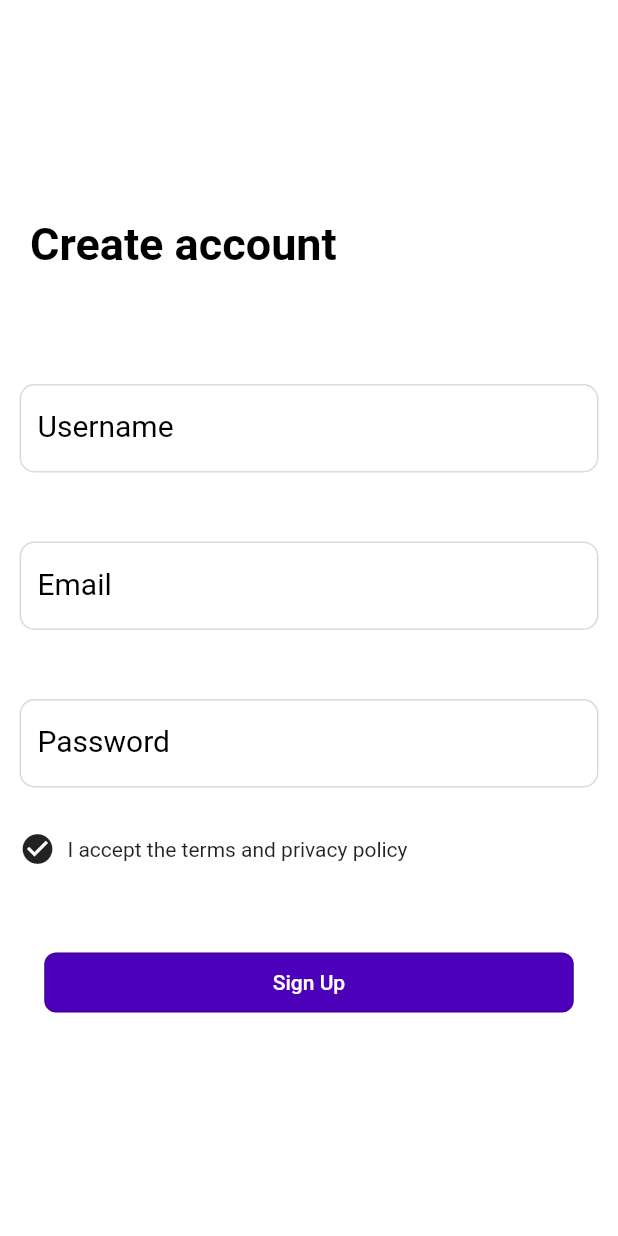
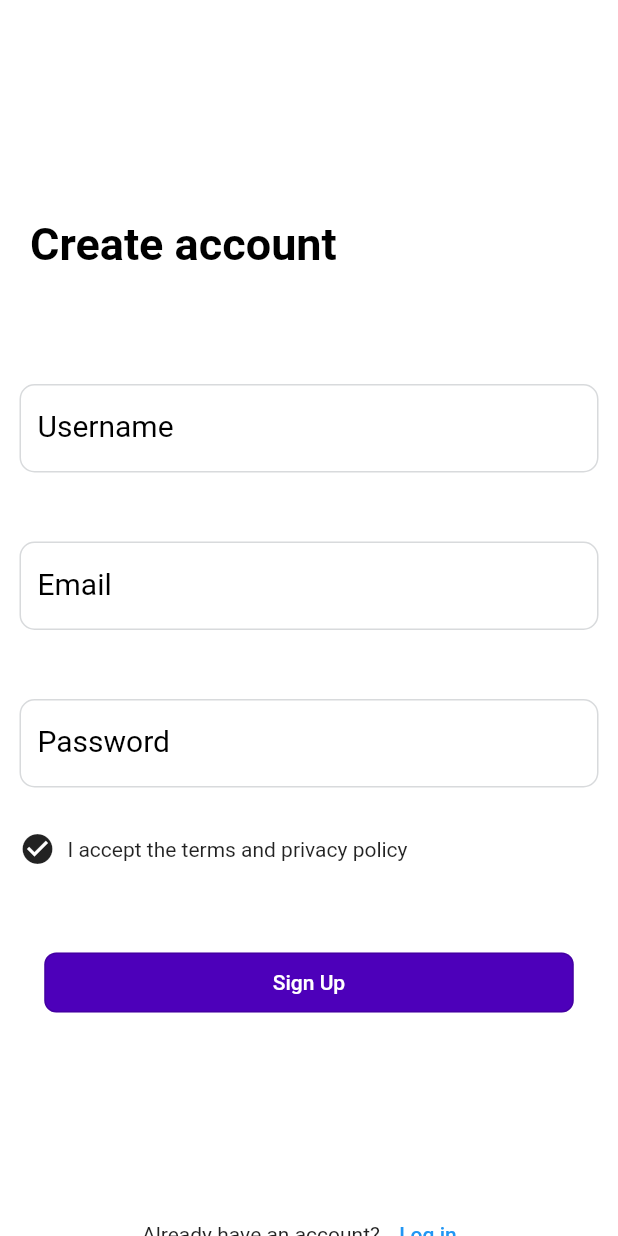
Before and after one commit to ChuXiaoYi/Anie, a Flutter app: the screen it shows after launch, after a tap on "Sign Up", on a phone screen of 412 x 824 dp. Run offline on Flutter 3.47's test engine with Material 2 defaults, Android fonts, the phone set to English and light mode, and no system bars; Roboto replaces fonts that are missing (Poppins).

```diff
--- a/anie/lib/main.dart
+++ b/anie/lib/main.dart
@@ -1,3 +1,4 @@
+import 'package:anie/pages/login.dart';
 import 'package:anie/pages/sign_up.dart';
 import 'package:flutter/material.dart';
 
@@ -29,7 +30,8 @@ class MyApp extends StatelessWidget {
       ),
       routes: {
         '/': (context) => const StartScreen(),
-        'sign_up': (context) => const SignUpPage()
+        'sign_up': (context) => const SignUpPage(),
+        'login': (context) => const LoginPage(),
       },
     );
   }
--- a/anie/lib/pages/sign_up.dart
+++ b/anie/lib/pages/sign_up.dart
@@ -164,12 +164,26 @@ class _SignUpPageState extends State<SignUpPage> {
                         ),
                         onPressed: () {
                           // Navigator.pushNamed(context, "sign_up");
-                          print("go to /")
+                          print("go to /");
                         },
                       ),
                     )
                   ]),
                 )),
+            Container(
+              margin: const EdgeInsets.only(top: 124),
+              alignment: Alignment.center,
+              child: Row(
+                mainAxisAlignment: MainAxisAlignment.center,
+                children: [
+                  const Text("Already have an account?"),
+                  TextButton(
+                    child: const Text("Log in"),
+                    onPressed: () => Navigator.pushNamed(context, 'login'),
+                  )
+                ],
+              ),
+            )
           ])),
     );
   }
```
Also changed, not shown: anie/lib/pages/login.dart (added, +25 -0 lines).
